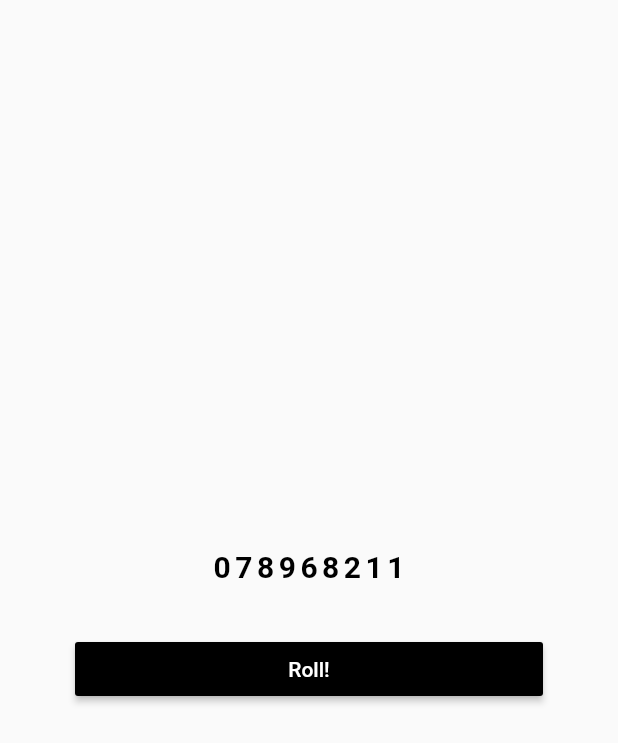
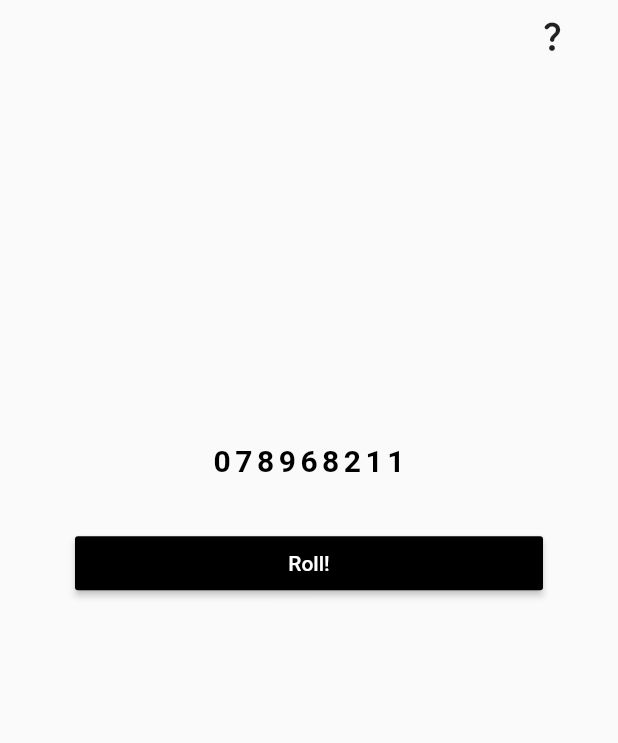
Before and after one commit to WeebNetsu/4chan-roller, a Flutter app: the screen it shows after launch, after a tap on "Roll!", on a phone screen of 412 x 824 dp. Shown: the top 743 px of the screen. Run offline on Flutter 3.47's test engine with Material 2 defaults, Android fonts, the phone set to English and light mode, and no system bars; our stand-ins replace url_launcher_web.

Commit message:
Added help page

```diff
--- a/lib/main.dart
+++ b/lib/main.dart
@@ -1,6 +1,5 @@
 import 'package:flutter/material.dart';
-
-import 'pages/home_page.dart';
+import 'package:four_chan_roller/routes.dart';
 
 void main() => runApp(const MyApp());
 
@@ -11,7 +10,7 @@ class MyApp extends StatelessWidget {
   Widget build(BuildContext context) {
     return MaterialApp(
       theme: ThemeData(primarySwatch: Colors.deepPurple),
-      home: const HomePage(),
+      routes: routes,
     );
   }
 }
--- /dev/null
+++ b/lib/pages/home.dart
@@ -0,0 +1,112 @@
+import 'package:flutter/material.dart';
+import 'package:flutter/services.dart'; // for copy to clipboard
+import 'dart:math';
+
+class HomePage extends StatefulWidget {
+  const HomePage({super.key});
+
+  @override
+  State<HomePage> createState() => _HomePageState();
+}
+
+class _HomePageState extends State<HomePage> {
+  final _rand = Random();
+  String _randomNumber = "Roll for your number!";
+
+  // This function is triggered when the copy icon is pressed
+  void _copyToClipboard() {
+    Clipboard.setData(ClipboardData(text: _randomNumber)).then(
+      (_) => {
+        ScaffoldMessenger.of(context).showSnackBar(
+          const SnackBar(
+            content: Text('Copied to clipboard'),
+            duration: Duration(seconds: 3),
+          ),
+        )
+      },
+      onError: (err) => {
+        ScaffoldMessenger.of(context).showSnackBar(
+          const SnackBar(
+            content: Text('Could not copy to clipboard'),
+            duration: Duration(seconds: 3),
+          ),
+        ),
+        debugPrint(err)
+      },
+    );
+  }
+
+  void _generateRandomNumber() {
+    String result = "";
+
+    for (var i = 0; i < 9; i++) {
+      result += _rand.nextInt(10).toString();
+    }
+
+    setState(() {
+      _randomNumber = result;
+    });
+  }
+
+  @override
+  Widget build(BuildContext context) {
+    double windowWidth = MediaQuery.of(context).size.width;
+    double windowHeight = MediaQuery.of(context).size.height;
+
+    return Scaffold(
+      body: SafeArea(
+        child: Column(
+          children: [
+            Row(
+              mainAxisAlignment: MainAxisAlignment.end,
+              children: [
+                IconButton(
+                  onPressed: () => Navigator.pushNamed(context, "/htp"),
+                  icon: const Icon(Icons.question_mark_rounded),
+                ),
+                const SizedBox(width: 20),
+              ],
+            ),
+            SizedBox(height: windowHeight / 3.5),
+            Column(
+              mainAxisAlignment: MainAxisAlignment.center,
+              children: [
+                Padding(
+                  padding: const EdgeInsets.only(bottom: 20),
+                  child: TextButton(
+                    onPressed: () => {
+                      ScaffoldMessenger.of(context).showSnackBar(
+                        const SnackBar(
+                          content: Text('Hold to copy!'),
+                          duration: Duration(seconds: 1),
+                        ),
+                      ),
+                    },
+                    onLongPress: _copyToClipboard,
+                    child: Text(
+                      _randomNumber,
+                      style: TextStyle(
+                        fontWeight: FontWeight.bold,
+                        color: Colors.black,
+                        fontSize: 20,
+                        letterSpacing:
+                            _randomNumber == "Roll for your number!" ? 0 : 3,
+                      ),
+                    ),
+                  ),
+                ),
+                MaterialButton(
+                  onPressed: _generateRandomNumber,
+                  color: Colors.black,
+                  textColor: Colors.white,
+                  minWidth: windowWidth - 100,
+                  child: const Text("Roll!"),
+                ),
+              ],
+            ),
+          ],
+        ),
+      ),
+    );
+  }
+}
--- a/lib/pages/home_page.dart
+++ /dev/null
@@ -1,108 +0,0 @@
-import 'package:flutter/material.dart';
-import 'package:flutter/services.dart'; // for copy to clipboard
-import 'dart:math';
-
-class HomePage extends StatefulWidget {
-  const HomePage({super.key});
-
-  @override
-  State<HomePage> createState() => _HomePageState();
-}
-
-class _HomePageState extends State<HomePage> {
-  var rand = Random();
-  String randomNumber = "Roll for your number!";
-
-  // This function is triggered when the copy icon is pressed
-  void _copyToClipboard() {
-    Clipboard.setData(ClipboardData(text: randomNumber)).then(
-      (_) => {
-        ScaffoldMessenger.of(context).showSnackBar(
-          const SnackBar(
-            content: Text('Copied to clipboard'),
-            duration: Duration(seconds: 3),
-          ),
-        )
-      },
-      onError: (err) => {
-        ScaffoldMessenger.of(context).showSnackBar(
-          const SnackBar(
-            content: Text('Could not copy to clipboard'),
-            duration: Duration(seconds: 3),
-          ),
-        ),
-        debugPrint(err)
-      },
-    );
-  }
-
-  void _generateRandomNumber() {
-    String result = "";
-
-    for (var i = 0; i < 9; i++) {
-      result += rand.nextInt(10).toString();
-    }
-
-    setState(() {
-      randomNumber = result;
-    });
-  }
-
-  @override
-  Widget build(BuildContext context) {
-    double windowWidth = MediaQuery.of(context).size.width;
-    double windowHeight = MediaQuery.of(context).size.height;
-
-    return Scaffold(
-      body: SizedBox(
-        height: windowHeight,
-        width: windowWidth,
-        child: Column(
-          mainAxisAlignment: MainAxisAlignment.center,
-          children: [
-            Padding(
-              padding: const EdgeInsets.only(bottom: 20),
-              // child: Text(
-              //   randomNumber,
-              //   style: TextStyle(
-              //     fontWeight: FontWeight.bold,
-              //     fontSize: 20,
-              //     letterSpacing:
-              //         randomNumber == "Roll for your number!" ? 0 : 2,
-              //   ),
-              // ),
-              child: TextButton(
-                onPressed: () => {
-                  ScaffoldMessenger.of(context).showSnackBar(
-                    const SnackBar(
-                      content: Text('Hold to copy!'),
-                      duration: Duration(seconds: 1),
-                    ),
-                  ),
-                },
-                onLongPress: _copyToClipboard,
-                child: Text(
-                  randomNumber,
-                  style: TextStyle(
-                    fontWeight: FontWeight.bold,
-                    color: Colors.black,
-                    fontSize: 20,
-                    letterSpacing:
-                        randomNumber == "Roll for your number!" ? 0 : 3,
-                  ),
-                ),
-              ),
-            ),
-            MaterialButton(
-              onPressed: _generateRandomNumber,
-              color: Colors.black,
-              textColor: Colors.white,
-              minWidth: windowWidth - 100,
-              child: const Text("Roll!"),
-            ),
-          ],
-        ),
-      ),
-    );
-  }
-}
```
Also changed, not shown: lib/generated_plugin_registrant.dart (added, +17 -0 lines), lib/pages/how_to_play.dart (added, +130 -0 lines), lib/routes.dart (added, +8 -0 lines), pubspec.yaml (+9 -4 lines), assets/images/game-example.jpg (added), assets/images/github-logo.png (added), assets/images/roll-example.png (added), assets/images/trips-example.png (added), assets/images/youtube-logo.png (added), pubspec.lock, 6 other files.
